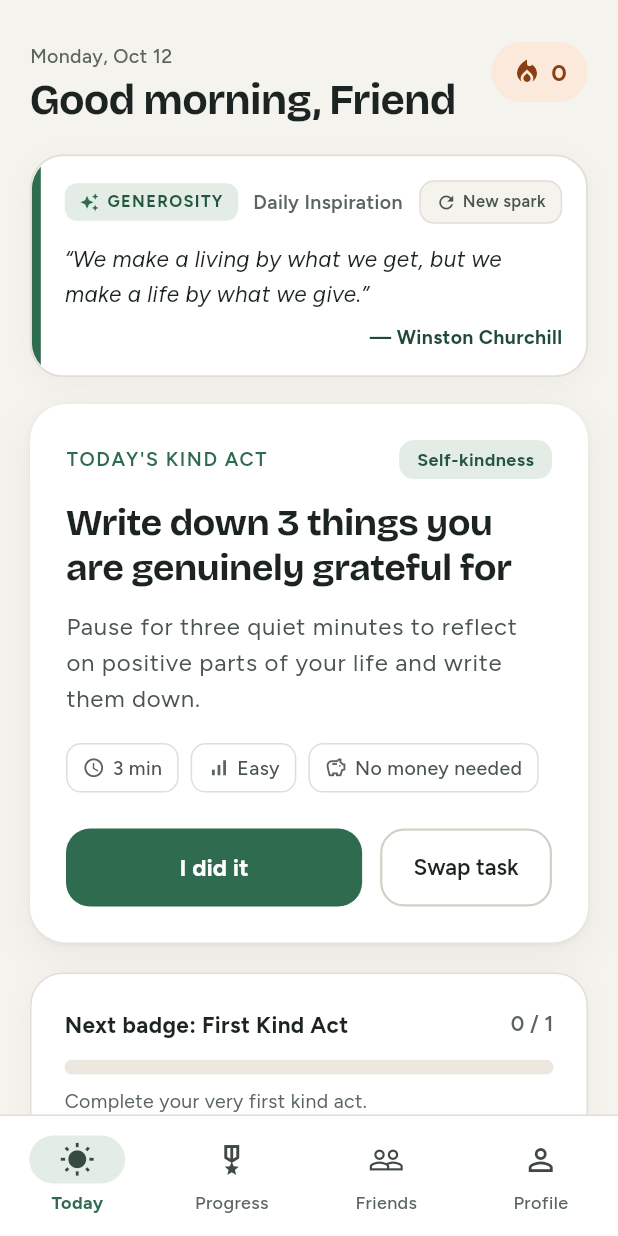
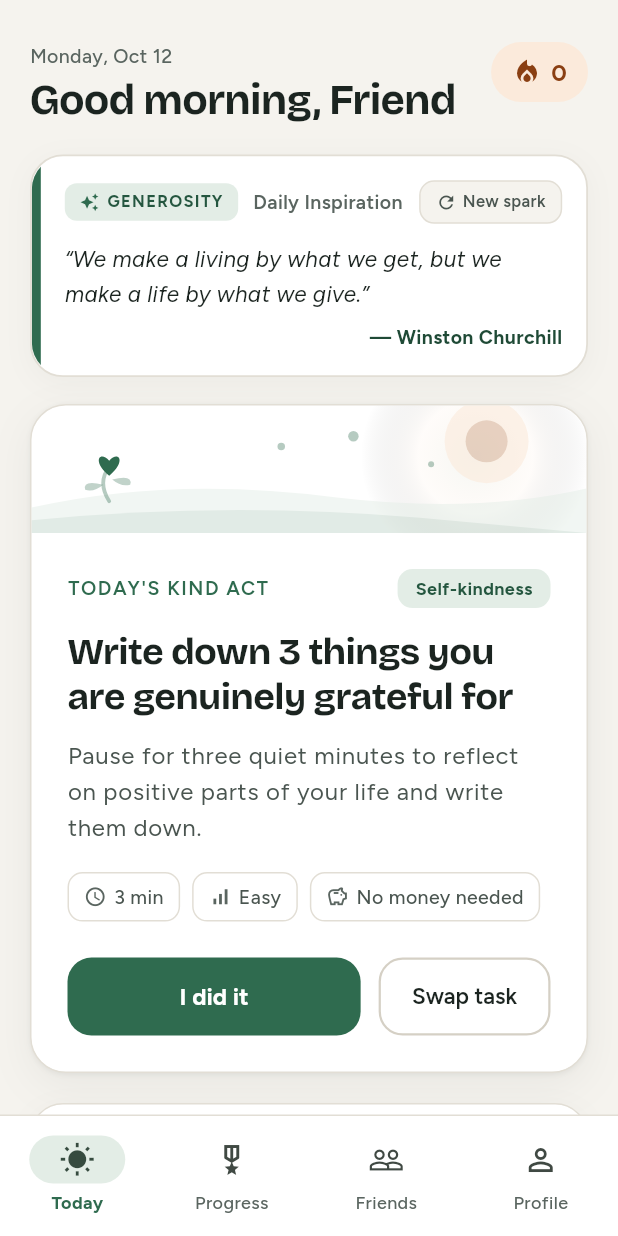
Before and after one commit to alihamzajj/be-kind-app, a Flutter app: the TodayScreen screen opened by its route, after a tap on "New spark", on a phone screen of 412 x 824 dp. Run offline on Flutter 3.47's test engine with Material 3 defaults, Android fonts, the phone set to English and light mode, and no system bars; our stand-ins replace flutter_riverpod, go_router, google_fonts, shared_preferences; accounts and stored records are empty.

Commit message:
feat: add vector hero artwork illustration and elevate desktop sidebar graphics

```diff
--- a/lib/app/app_shell.dart
+++ b/lib/app/app_shell.dart
@@ -186,34 +186,52 @@ class _DesktopScaffold extends StatelessWidget {
             child: Column(
               crossAxisAlignment: CrossAxisAlignment.start,
               children: [
-                const SizedBox(height: 28),
+                const SizedBox(height: 24),
                 Padding(
-                  padding: const EdgeInsets.symmetric(horizontal: 20),
+                  padding: const EdgeInsets.symmetric(horizontal: 16),
                   child: Row(
                     children: [
                       Container(
-                        width: 32,
-                        height: 32,
+                        width: 40,
+                        height: 40,
                         decoration: BoxDecoration(
                           color: AppColors.accentSoft,
-                          borderRadius: BorderRadius.circular(8),
+                          borderRadius: BorderRadius.circular(12),
+                          border: Border.all(color: AppColors.accent.withValues(alpha: 0.15)),
                         ),
-                        child: const Icon(Icons.favorite_border, color: AppColors.accent, size: 20),
+                        child: const Icon(Icons.favorite_rounded, color: AppColors.accent, size: 22),
                       ),
-                      const SizedBox(width: 10),
+                      const SizedBox(width: 12),
                       Expanded(
-                        child: Text(
+                        child: Column(
+                          crossAxisAlignment: CrossAxisAlignment.start,
+                          children: [
+                            Text(
                               'Be Kind',
                               style: Theme.of(context).textTheme.headlineSmall?.copyWith(
-                                fontSize: 20,
+                                    fontSize: 18,
+                                    fontWeight: FontWeight.w800,
+                                    letterSpacing: -0.5,
                                     color: AppColors.ink,
                                   ),
+                            ),
+                            const Text(
+                              'Daily Good Deeds',
+                              maxLines: 1,
+                              overflow: TextOverflow.ellipsis,
+                              style: TextStyle(
+                                fontSize: 11,
+                                fontWeight: FontWeight.w500,
+                                color: AppColors.muted,
                               ),
                             ),
                           ],
                         ),
                       ),
-                const SizedBox(height: 32),
+                    ],
+                  ),
+                ),
+                const SizedBox(height: 28),
                 _SidebarItem(
                   icon: Icons.wb_sunny_outlined,
                   activeIcon: Icons.wb_sunny,
@@ -298,12 +316,12 @@ class _SidebarItem extends StatelessWidget {
   @override
   Widget build(BuildContext context) {
     return Padding(
-      padding: const EdgeInsets.symmetric(horizontal: 12, vertical: 3),
+      padding: const EdgeInsets.symmetric(horizontal: 10, vertical: 2.5),
       child: Material(
         color: isSelected ? AppColors.accentSoft : Colors.transparent,
-        borderRadius: BorderRadius.circular(12),
+        borderRadius: BorderRadius.circular(14),
         child: InkWell(
-          borderRadius: BorderRadius.circular(12),
+          borderRadius: BorderRadius.circular(14),
           onTap: onTap,
           child: Padding(
             padding: const EdgeInsets.symmetric(horizontal: 14, vertical: 11),
@@ -312,15 +330,26 @@ class _SidebarItem extends StatelessWidget {
                 Icon(
                   isSelected ? activeIcon : icon,
                   color: isSelected ? AppColors.accent : AppColors.muted,
-                  size: 20,
+                  size: 21,
                 ),
-                const SizedBox(width: 12),
-                Text(
+                const SizedBox(width: 14),
+                Expanded(
+                  child: Text(
                     label,
                     style: TextStyle(
-                    fontSize: 14,
+                      fontSize: 14.5,
                       fontWeight: isSelected ? FontWeight.w700 : FontWeight.w500,
                       color: isSelected ? AppColors.accentDark : AppColors.inkSoft,
+                    ),
+                  ),
+                ),
+                if (isSelected)
+                  Container(
+                    width: 5,
+                    height: 5,
+                    decoration: const BoxDecoration(
+                      color: AppColors.accent,
+                      shape: BoxShape.circle,
                     ),
                   ),
               ],
--- /dev/null
+++ b/lib/core/widgets/kindness_hero_illustration.dart
@@ -0,0 +1,151 @@
+import 'package:flutter/material.dart';
+import 'package:be_kind/app/theme/app_colors.dart';
+
+class KindnessHeroIllustration extends StatelessWidget {
+  const KindnessHeroIllustration({
+    this.height = 100,
+    super.key,
+  });
+
+  final double height;
+
+  @override
+  Widget build(BuildContext context) {
+    return SizedBox(
+      height: height,
+      width: double.infinity,
+      child: CustomPaint(
+        painter: _KindnessHeroPainter(),
+      ),
+    );
+  }
+}
+
+class _KindnessHeroPainter extends CustomPainter {
+  @override
+  void paint(Canvas canvas, Size size) {
+    final w = size.width;
+    final h = size.height;
+
+    // Soft warm background gradient glow
+    final bgPaint = Paint()
+      ..shader = RadialGradient(
+        center: const Alignment(0.6, -0.2),
+        radius: 0.9,
+        colors: [
+          AppColors.accentSoft.withValues(alpha: 0.45),
+          AppColors.streakSoft.withValues(alpha: 0.15),
+          Colors.transparent,
+        ],
+      ).createShader(Rect.fromLTWH(0, 0, w, h));
+    canvas.drawRect(Rect.fromLTWH(0, 0, w, h), bgPaint);
+
+    // Warm sun aura in top-right
+    final sunCenter = Offset(w * 0.82, h * 0.28);
+    final sunAuraPaint = Paint()
+      ..color = AppColors.streakSoft.withValues(alpha: 0.6)
+      ..style = PaintingStyle.fill;
+    canvas.drawCircle(sunCenter, 28, sunAuraPaint);
+
+    final sunCorePaint = Paint()
+      ..color = AppColors.streak.withValues(alpha: 0.18)
+      ..style = PaintingStyle.fill;
+    canvas.drawCircle(sunCenter, 14, sunCorePaint);
+
+    // Flowing gentle hills/waves (representing growth & ground)
+    final hillPaint1 = Paint()
+      ..color = AppColors.accentSoft.withValues(alpha: 0.5)
+      ..style = PaintingStyle.fill;
+
+    final path1 = Path()
+      ..moveTo(0, h * 0.8)
+      ..quadraticBezierTo(w * 0.25, h * 0.55, w * 0.55, h * 0.72)
+      ..quadraticBezierTo(w * 0.8, h * 0.85, w, h * 0.65)
+      ..lineTo(w, h)
+      ..lineTo(0, h)
+      ..close();
+    canvas.drawPath(path1, hillPaint1);
+
+    final hillPaint2 = Paint()
+      ..color = AppColors.accent.withValues(alpha: 0.08)
+      ..style = PaintingStyle.fill;
+
+    final path2 = Path()
+      ..moveTo(0, h * 0.9)
+      ..quadraticBezierTo(w * 0.35, h * 0.75, w * 0.7, h * 0.88)
+      ..lineTo(w, h)
+      ..lineTo(0, h)
+      ..close();
+    canvas.drawPath(path2, hillPaint2);
+
+    // Floating heart sprout on the left
+    final sproutCenter = Offset(w * 0.14, h * 0.48);
+    final sproutStemPaint = Paint()
+      ..color = AppColors.accent.withValues(alpha: 0.35)
+      ..strokeWidth = 2.5
+      ..style = PaintingStyle.stroke
+      ..strokeCap = StrokeCap.round;
+
+    final stemPath = Path()
+      ..moveTo(sproutCenter.dx, h * 0.75)
+      ..quadraticBezierTo(sproutCenter.dx - 8, h * 0.6, sproutCenter.dx, sproutCenter.dy);
+    canvas.drawPath(stemPath, sproutStemPaint);
+
+    // Leaves
+    final leafPaint = Paint()
+      ..color = AppColors.accent.withValues(alpha: 0.3)
+      ..style = PaintingStyle.fill;
+    final leaf1 = Path()
+      ..moveTo(sproutCenter.dx - 4, h * 0.62)
+      ..quadraticBezierTo(sproutCenter.dx - 18, h * 0.58, sproutCenter.dx - 16, h * 0.66)
+      ..quadraticBezierTo(sproutCenter.dx - 10, h * 0.68, sproutCenter.dx - 4, h * 0.62);
+    canvas.drawPath(leaf1, leafPaint);
+
+    final leaf2 = Path()
+      ..moveTo(sproutCenter.dx + 2, h * 0.58)
+      ..quadraticBezierTo(sproutCenter.dx + 16, h * 0.54, sproutCenter.dx + 14, h * 0.62)
+      ..quadraticBezierTo(sproutCenter.dx + 8, h * 0.64, sproutCenter.dx + 2, h * 0.58);
+    canvas.drawPath(leaf2, leafPaint);
+
+    // Heart blossom
+    final heartPaint = Paint()
+      ..color = AppColors.accent
+      ..style = PaintingStyle.fill;
+
+    _drawHeart(canvas, sproutCenter, 10, heartPaint);
+
+    // Little sparkling dots
+    final dotPaint = Paint()
+      ..color = AppColors.accent.withValues(alpha: 0.35)
+      ..style = PaintingStyle.fill;
+    canvas.drawCircle(Offset(w * 0.45, h * 0.32), 2.5, dotPaint);
+    canvas.drawCircle(Offset(w * 0.58, h * 0.24), 3.5, dotPaint);
+    canvas.drawCircle(Offset(w * 0.72, h * 0.46), 2.0, dotPaint);
+  }
+
+  void _drawHeart(Canvas canvas, Offset center, double size, Paint paint) {
+    final path = Path();
+    path.moveTo(center.dx, center.dy + size * 0.6);
+    path.cubicTo(
+      center.dx - size * 1.2,
+      center.dy - size * 0.4,
+      center.dx - size * 0.6,
+      center.dy - size * 1.1,
+      center.dx,
+      center.dy - size * 0.4,
+    );
+    path.cubicTo(
+      center.dx + size * 0.6,
+      center.dy - size * 1.1,
+      center.dx + size * 1.2,
+      center.dy - size * 0.4,
+      center.dx,
+      center.dy + size * 0.6,
+    );
+    path.close();
+    canvas.drawPath(path, paint);
+  }
+
+  @override
+  bool shouldRepaint(covariant CustomPainter oldDelegate) => false;
+}
--- a/lib/features/home/today_screen.dart
+++ b/lib/features/home/today_screen.dart
@@ -7,6 +7,7 @@ import 'package:be_kind/features/home/models/motivational_quote.dart';
 import 'package:be_kind/features/home/services/quote_library.dart';
 import 'package:be_kind/features/home/widgets/alternatives_sheet.dart';
 import 'package:be_kind/features/home/widgets/motivational_quote_card.dart';
+import 'package:be_kind/core/widgets/kindness_hero_illustration.dart';
 
 class TodayScreen extends ConsumerStatefulWidget {
   const TodayScreen({super.key});
@@ -136,10 +137,10 @@ class _TodayScreenState extends ConsumerState<TodayScreen> {
           // Main Task Card
           if (activeTask != null)
             Container(
-              padding: const EdgeInsets.all(24),
               decoration: BoxDecoration(
                 color: AppColors.surface,
                 borderRadius: BorderRadius.circular(isDesktop ? 28 : 24),
+                border: Border.all(color: AppColors.line),
                 boxShadow: [
                   BoxShadow(
                     color: AppColors.ink.withValues(alpha: 0.06),
@@ -153,6 +154,15 @@ class _TodayScreenState extends ConsumerState<TodayScreen> {
                   ),
                 ],
               ),
+              child: ClipRRect(
+                borderRadius: BorderRadius.circular(isDesktop ? 28 : 24),
+                child: Column(
+                  crossAxisAlignment: CrossAxisAlignment.start,
+                  children: [
+                    // Graphic Hero Illustration banner
+                    const KindnessHeroIllustration(height: 85),
+                    Padding(
+                      padding: const EdgeInsets.all(24),
                       child: Column(
                         crossAxisAlignment: CrossAxisAlignment.start,
                         children: [
@@ -289,6 +299,10 @@ class _TodayScreenState extends ConsumerState<TodayScreen> {
                       ),
                     ),
                   ],
+                ),
+              ),
+            ],
+          ),
         ),
       ),
     const SizedBox(height: 20),
```
Lines whose indentation alone changed are shown as unchanged.
